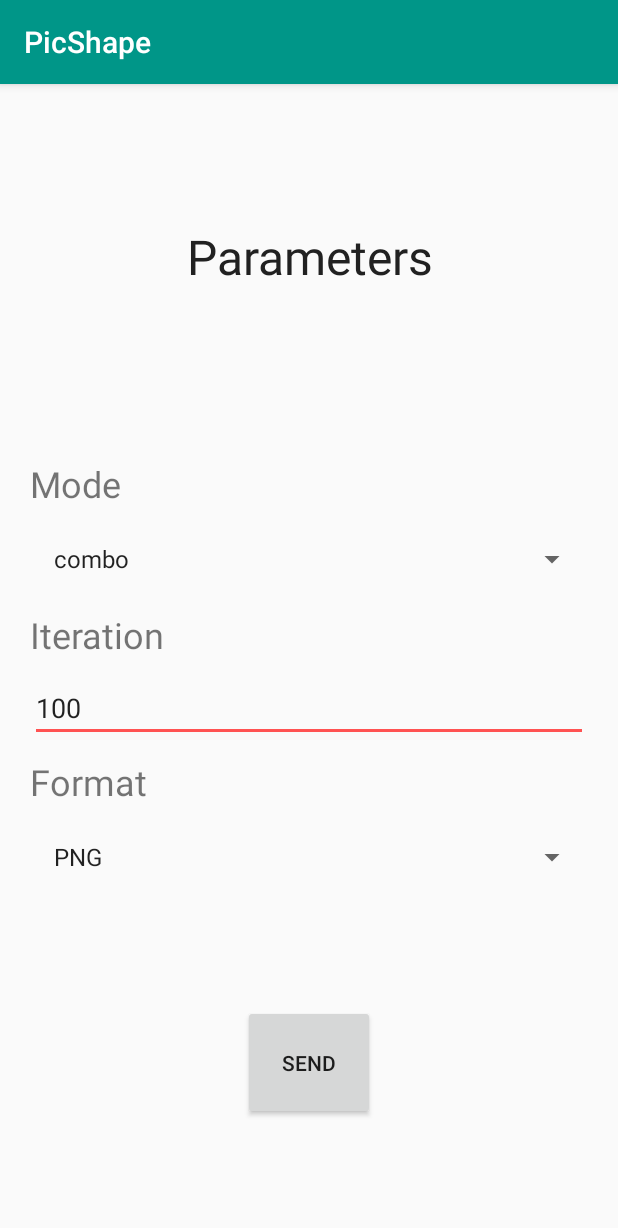
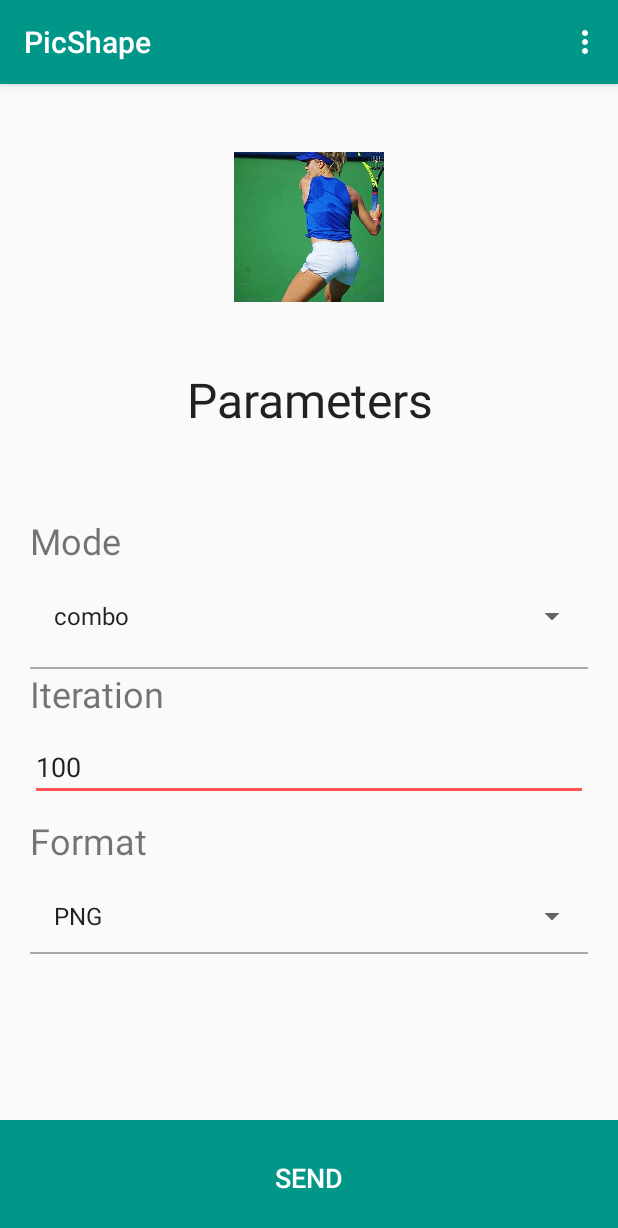
Before and after one commit to PicShape/android, an Android app: the ParamActivity screen opened directly, with no data from a screen before it, on a phone screen of 412 x 824 dp. Shown: the top 1228 px of the screen. Run offline under Robolectric (Android 15) with nearby library versions, the phone set to English and light mode, and no system bars.

Commit message:
[ADD] User can modify WebService URL in settings [MOD] UI modification ( thumbnail pic in parameters activity, underline parameters, pic to welcome activity, new button style)

```diff
--- a/PicShapeApp/app/build.gradle
+++ b/PicShapeApp/app/build.gradle
@@ -8,8 +8,9 @@ android {
         minSdkVersion 19
         targetSdkVersion 23
         versionCode 1
-        versionName "1.0"
+        versionName "0.1"
         testInstrumentationRunner "android.support.test.runner.AndroidJUnitRunner"
+        vectorDrawables.useSupportLibrary = true
     }
     buildTypes {
         release {
@@ -25,5 +26,7 @@ dependencies {
         exclude group: 'com.android.support', module: 'support-annotations'
     })
     compile 'com.android.support:appcompat-v7:23.4.0'
+    compile 'com.android.support:support-v4:23.4.0'
+    compile 'com.android.support:support-vector-drawable:23.4.0'
     testCompile 'junit:junit:4.12'
 }
--- a/PicShapeApp/app/src/main/AndroidManifest.xml
+++ b/PicShapeApp/app/src/main/AndroidManifest.xml
@@ -5,7 +5,7 @@
     <uses-permission android:name="android.permission.READ_EXTERNAL_STORAGE" />
     <uses-permission android:name="android.permission.WRITE_EXTERNAL_STORAGE" />
     <uses-permission android:name="android.permission.ACCESS_NETWORK_STATE" />
-    <uses-permission android:name="android.permission.INTERNET"/>
+    <uses-permission android:name="android.permission.INTERNET" />
 
     <application
         android:allowBackup="true"
@@ -26,6 +26,10 @@
                 android:name="android.support.PARENT_ACTIVITY"
                 android:value=".view.WelcomeActivity" />
         </activity>
+        <activity
+            android:name=".view.SettingsActivity"
+            android:label="@string/title_activity_settings">
+        </activity>
     </application>
 
 </manifest>
--- a/PicShapeApp/app/src/main/java/com/example/android/picshape/view/ParamActivity.java
+++ b/PicShapeApp/app/src/main/java/com/example/android/picshape/view/ParamActivity.java
@@ -1,6 +1,7 @@
 package com.example.android.picshape.view;
 
 import android.content.Context;
+import android.content.Intent;
 import android.content.SharedPreferences;
 import android.database.Cursor;
 import android.net.ConnectivityManager;
@@ -14,6 +15,8 @@ import android.support.v7.app.AppCompatActivity;
 import android.os.Bundle;
 import android.text.format.Time;
 import android.util.Log;
+import android.view.Menu;
+import android.view.MenuItem;
 import android.view.View;
 import android.widget.ArrayAdapter;
 import android.widget.Button;
@@ -58,6 +61,7 @@ public class ParamActivity extends AppCompatActivity {
     private Button mSelectImageBtn,mSendBtn;
     private EditText mIterationEditText;
     private Spinner mModeSpinner, mFormatSpinner;
+    private ImageView mMinImageView;
 
     @Override
     protected void onCreate(Bundle savedInstanceState) {
@@ -66,7 +70,42 @@ public class ParamActivity extends AppCompatActivity {
 
         initComp();
 
-        getUriByIntent();
+        if ( getUriByIntent() ) setMinImageView();
+
+    }
+
+    @Override
+    public boolean onCreateOptionsMenu(Menu menu) {
+        // Inflate the menu; this adds items to the action bar if it is present.
+        getMenuInflater().inflate(R.menu.welcome_menu, menu);
+        return true;
+    }
+
+    @Override
+    public boolean onOptionsItemSelected(MenuItem item) {
+        // Handle action bar item clicks here. The action bar will
+        // automatically handle clicks on the Home/Up button, so long
+        // as you specify a parent activity in AndroidManifest.xml.
+        int id = item.getItemId();
+
+        //noinspection SimplifiableIfStatement
+        if (id == R.id.action_settings) {
+
+            settings();
+            return true;
+        }
+
+        return super.onOptionsItemSelected(item);
+    }
+
+    /**
+     * This function launch Settings activity
+     */
+    public void settings(){
+        Intent intent = new Intent(this, SettingsActivity.class);
+        if(intent.resolveActivity(this.getPackageManager()) != null) {
+            startActivity(intent);
+        }
     }
 
     /**
@@ -85,6 +124,7 @@ public class ParamActivity extends AppCompatActivity {
 
         mFormatSpinner = (Spinner) findViewById(R.id.spinner_format);
 
+        mMinImageView = (ImageView) findViewById(R.id.miniature_imageView);
 
 
         fillSpinner();
@@ -117,16 +157,26 @@ public class ParamActivity extends AppCompatActivity {
     /**
      * This function get Uri of image passed by intent
      */
-    public void getUriByIntent(){
+    public boolean getUriByIntent(){
         Bundle extras = getIntent().getExtras();
 
         if (extras != null){
             mSourceFilePath = extras.getString("imgPath");
             Log.v(TAG_PARAM_ACTIVITY,"Get it "+mSourceFilePath);
+            return true;
         }
         else{
             Toast.makeText(this,"No pic passed as parameter", Toast.LENGTH_SHORT).show();
+            return false;
         }
+    }
+
+    /**
+     * This function change miniature ImageView with the Picture passed by parameters
+     */
+    public void setMinImageView(){
+
+        mMinImageView.setImageBitmap(PicSingleton.getInstance().getPicToShape());
     }
 
     /**
@@ -193,6 +243,18 @@ public class ParamActivity extends AppCompatActivity {
     }
 
     /**
+     * This function get WebService URL from preferences
+     * @return
+     */
+    public String getWebServiceUrl(){
+        // Retrieve URL from preferences
+        SharedPreferences preferences =  PreferenceManager.getDefaultSharedPreferences(this);
+        String url = preferences.getString(getString(R.string.pref_url_key),getString(R.string.pref_url_default));
+
+        return url;
+    }
+
+    /**
      * This class manages the http call to webService
      */
     class FetchPicTask extends AsyncTask<String, Void, Integer> {
@@ -236,18 +298,15 @@ public class ParamActivity extends AppCompatActivity {
 
             try {
 
-                String authority = "192.168.43.233";
+                /*String authority = "192.168.43.233";
                 String port = "8080";
                 Uri.Builder builder;
                 builder = Uri.parse("http://"+authority+":"+port).buildUpon();
                 builder.appendPath("api")
                         .appendPath("photos")
                         .appendPath("upload");
-
-                //TODO configurer l'url en paramètre ?
-                //String urlString = "http://192.168.0.12:8080/api/photos/upload";
-                //String urlString = "http://192.168.43.233:8080/api/photos/upload";
-                String urlString = builder.build().toString();
+                String urlString = builder.build().toString();*/
+                String urlString = getWebServiceUrl();
 
                 URL url = new URL(urlString);
 
--- /dev/null
+++ b/PicShapeApp/app/src/main/res/drawable/button.xml
@@ -0,0 +1,15 @@
+<?xml version="1.0" encoding="utf-8"?>
+<selector xmlns:android="http://schemas.android.com/apk/res/android">
+    <item android:state_pressed="true">
+        <shape android:shape="rectangle">
+            <solid android:color="@color/primary_dark"/>
+            <!--<corners android:radius="5dp"/>-->
+        </shape>
+    </item>
+
+    <item>
+        <shape android:shape="rectangle">
+            <solid android:color="@color/primary"/>
+        </shape>
+    </item>
+</selector>
--- a/PicShapeApp/app/src/main/res/layout/activity_param.xml
+++ b/PicShapeApp/app/src/main/res/layout/activity_param.xml
@@ -6,12 +6,25 @@
     android:layout_height="match_parent"
     android:orientation="vertical"
     android:weightSum="2"
+
     tools:context="com.example.android.picshape.view.ParamActivity">
 
+    <View
+        android:layout_width="wrap_content"
+        android:layout_height="0dp"
+        android:layout_weight="0.1"/>
+
+    <ImageView
+        android:id="@+id/miniature_imageView"
+        android:layout_width="100dp"
+        android:layout_height="0dp"
+        android:layout_weight="0.3"
+        android:layout_gravity="center_horizontal"
+        android:src="@drawable/genie"/>
     <TextView
         android:layout_width="match_parent"
         android:layout_height="0dp"
-        android:layout_weight="0.6"
+        android:layout_weight="0.3"
         android:textSize="32sp"
         android:textColor="@color/primary_text"
         android:padding="20dp"
@@ -23,17 +36,38 @@
         android:id="@+id/progress_layout"
         android:layout_width="match_parent"
         android:layout_height="0dp"
-        android:layout_weight="1"
+        android:layout_weight="1.1"
+        android:weightSum="1"
         android:gravity="center"
         android:orientation="vertical"
         android:visibility="gone" >
 
+        <View
+            android:layout_width="wrap_content"
+            android:layout_height="0dp"
+            android:layout_weight="0.2"/>
+
         <ProgressBar
             style="?android:attr/progressBarStyleLarge"
             android:layout_width="match_parent"
-            android:layout_height="wrap_content"
+            android:layout_height="0dp"
+            android:layout_weight="0.35"
             android:id="@+id/progressBar"
             />
+        <View
+            android:layout_width="wrap_content"
+            android:layout_height="0dp"
+            android:layout_weight="0.2"/>
+
+        <TextView
+            android:layout_width="match_parent"
+            android:layout_height="0dp"
+            android:layout_weight="0.2"
+            android:gravity="center_horizontal"
+            android:textColor="@color/accent"
+            android:textSize="20sp"
+            android:textAllCaps="true"
+            android:text="Let's the magic begin"/>
 
     </LinearLayout>
 
@@ -41,7 +75,7 @@
         android:id="@+id/parameters_layout"
         android:layout_width="match_parent"
         android:layout_height="0dp"
-        android:layout_weight="1"
+        android:layout_weight="1.1"
         android:orientation="vertical"
         android:padding="20dp">
 
@@ -57,6 +91,10 @@
             android:layout_marginBottom="10dp"
             android:id="@+id/spinner_mode"/>
 
+        <View
+            android:layout_width="match_parent"
+            android:layout_height="1dp"
+            android:background="@android:color/darker_gray"/>
 
         <TextView
             android:layout_width="wrap_content"
@@ -86,13 +124,21 @@
             android:layout_height="wrap_content"
             android:id="@+id/spinner_format" />
 
+        <View
+            android:layout_width="match_parent"
+            android:layout_height="1dp"
+            android:background="@android:color/darker_gray"/>
+
     </LinearLayout>
 
     <Button
         android:id="@+id/send_btn"
-        android:layout_width="wrap_content"
+        android:layout_width="match_parent"
         android:layout_height="0dp"
         android:layout_weight="0.2"
         android:layout_gravity="center_horizontal"
+        android:background="@drawable/button"
+        android:textColor="@android:color/white"
+        android:textSize="18sp"
         android:text="@string/send_text"/>
 </LinearLayout>
--- /dev/null
+++ b/PicShapeApp/app/src/main/res/menu/welcome_menu.xml
@@ -0,0 +1,13 @@
+<?xml version="1.0" encoding="utf-8"?>
+<menu xmlns:android="http://schemas.android.com/apk/res/android"
+    xmlns:app="http://schemas.android.com/apk/res-auto"
+    xmlns:tools="http://schemas.android.com/tools"
+    tools:context="com.example.android.picshape.view.WelcomeActivity">
+
+    <item
+        android:id="@+id/action_settings"
+        android:orderInCategory="100"
+        android:title="@string/action_settings"
+        app:showAsAction="never" />
+
+</menu>
--- a/PicShapeApp/app/src/main/res/values/strings.xml
+++ b/PicShapeApp/app/src/main/res/values/strings.xml
@@ -9,4 +9,24 @@
     <string name="select_text">Select a picture</string>
     <string name="send_text">Send</string>
     <string name="next_text">Next</string>
+    <string name="title_activity_settings">Settings</string>
+
+    <!-- Strings related to Settings -->
+    <string name="action_settings">Settings</string>
+
+
+    <!-- Example General settings -->
+    <string name="pref_header_general">General</string>
+
+    <string name="pref_title_social_recommendations">Enable social recommendations</string>
+
+
+
+    <!-- Label for the url preference [CHAR LIMIT=30] -->
+    <string name="pref_url_label">URL du WebService</string>
+    <!-- Key name for storing url in SharedPreferences -->
+    <string name="pref_url_key" translatable="false">url</string>
+    <!-- Default webservice url for url preference  -->
+    <string name="pref_url_default" translatable="false">https://picshape-engine.herokuapp.com/api/picshape/convert</string>
+
 </resources>
```
Also changed, not shown: PicShapeApp/app/src/main/java/com/example/android/picshape/view/AppCompatPreferenceActivity.java (added, +109 -0 lines), PicShapeApp/app/src/main/java/com/example/android/picshape/view/SettingsActivity.java (added, +116 -0 lines), PicShapeApp/app/src/main/java/com/example/android/picshape/view/WelcomeActivity.java (+36 -0 lines), PicShapeApp/app/src/main/res/drawable/ic_info_black_24dp.xml (added, +9 -0 lines), PicShapeApp/app/src/main/res/drawable/ic_notifications_black_24dp.xml (added, +9 -0 lines), PicShapeApp/app/src/main/res/drawable/ic_sync_black_24dp.xml (added, +9 -0 lines), PicShapeApp/app/src/main/res/layout/activity_welcome.xml (+29 -18 lines), PicShapeApp/app/src/main/res/xml/pref_general.xml (added, +12 -0 lines), PicShapeApp/app/src/main/res/drawable/back_welcome.jpg (added), PicShapeApp/app/src/main/res/drawable/logo2.png (added).
